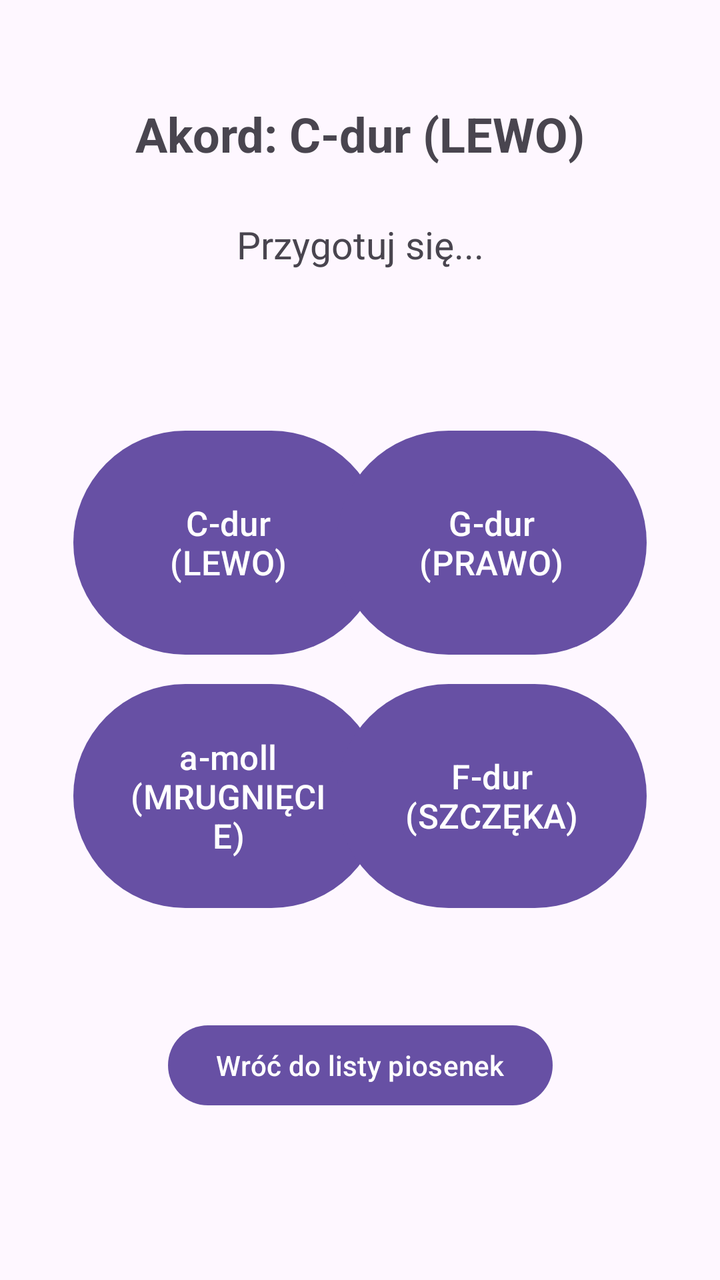
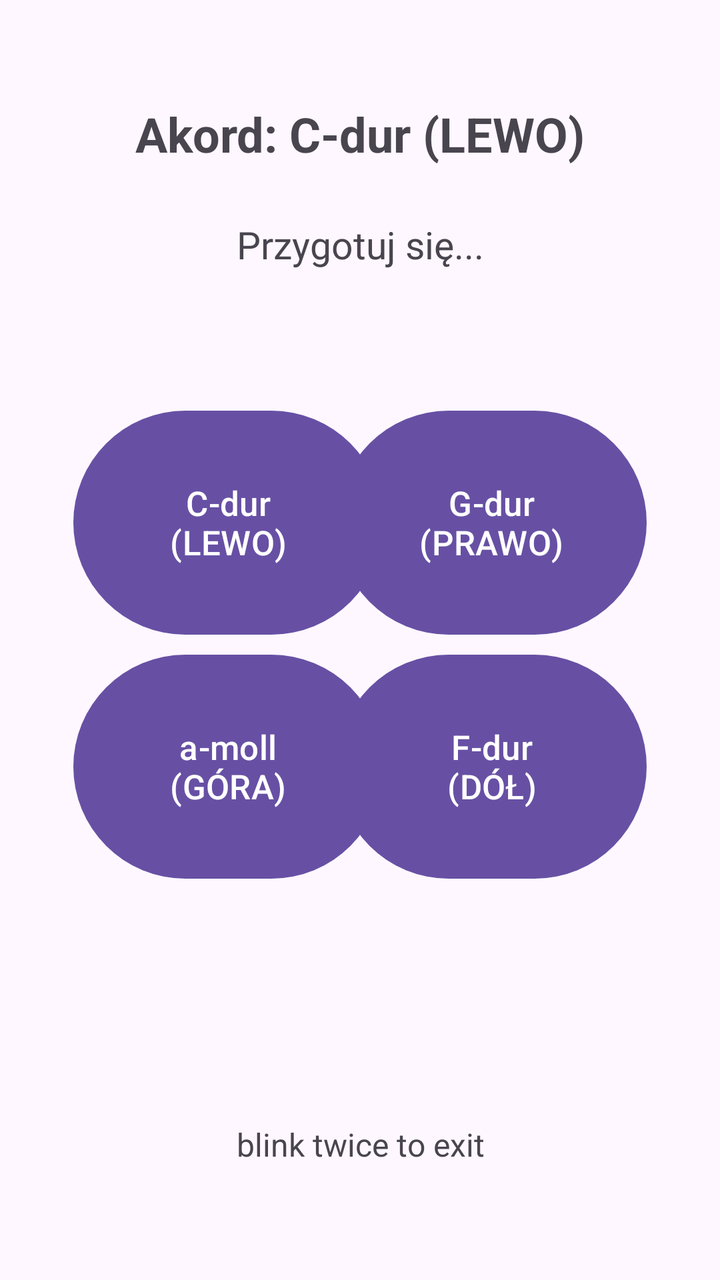

An Android layout rendered at two revisions. The XML below is the earlier revision; the diff shows what the commit changed to produce the second picture.
<!-- AndroidManifest.xml: application theme Theme.MyApplication -->
<!-- res/layout/activity_song_play.xml -->
<?xml version="1.0" encoding="utf-8"?>
<androidx.constraintlayout.widget.ConstraintLayout xmlns:android="http://schemas.android.com/apk/res/android"
    xmlns:app="http://schemas.android.com/apk/res-auto"
    xmlns:tools="http://schemas.android.com/tools"
    android:id="@+id/main"
    android:layout_width="match_parent"
    android:layout_height="match_parent"
    android:padding="16dp">

    <TextView
        android:id="@+id/chordHintText"
        android:layout_width="wrap_content"
        android:layout_height="wrap_content"
        android:text="Akord: C-dur (LEWO)"
        android:textSize="24sp"
        android:textStyle="bold"
        app:layout_constraintBottom_toBottomOf="parent"
        app:layout_constraintEnd_toEndOf="parent"
        app:layout_constraintStart_toStartOf="parent"
        app:layout_constraintTop_toTopOf="parent"
        app:layout_constraintVertical_bias="0.06" />

    <TextView
        android:id="@+id/lyricsText"
        android:layout_width="wrap_content"
        android:layout_height="wrap_content"
        android:gravity="center"
        android:text="Przygotuj się..."
        android:textSize="19sp"
        app:layout_constraintBottom_toBottomOf="parent"
        app:layout_constraintEnd_toEndOf="parent"
        app:layout_constraintStart_toStartOf="parent"
        app:layout_constraintTop_toTopOf="parent"
        app:layout_constraintVertical_bias="0.16" />

    <Button
        android:id="@+id/CdurBtn"
        android:layout_width="155dp"
        android:layout_height="120dp"
        android:text="C-dur\n(LEWO)"
        android:textSize="17sp"
        app:layout_constraintBottom_toBottomOf="parent"
        app:layout_constraintEnd_toEndOf="parent"
        app:layout_constraintHorizontal_bias="0.12"
        app:layout_constraintStart_toStartOf="parent"
        app:layout_constraintTop_toTopOf="parent"
        app:layout_constraintVertical_bias="0.40" />

    <Button
        android:id="@+id/GdurBtn"
        android:layout_width="155dp"
        android:layout_height="120dp"
        android:text="G-dur\n(PRAWO)"
        android:textSize="17sp"
        app:layout_constraintBottom_toBottomOf="parent"
        app:layout_constraintEnd_toEndOf="parent"
        app:layout_constraintHorizontal_bias="0.88"
        app:layout_constraintStart_toStartOf="parent"
        app:layout_constraintTop_toTopOf="parent"
        app:layout_constraintVertical_bias="0.40" />

    <Button
        android:id="@+id/AmolBtn"
        android:layout_width="155dp"
        android:layout_height="120dp"
        android:text="a-moll\n(MRUGNIĘCIE)"
        android:textSize="17sp"
        app:layout_constraintBottom_toBottomOf="parent"
        app:layout_constraintEnd_toEndOf="parent"
        app:layout_constraintHorizontal_bias="0.12"
        app:layout_constraintStart_toStartOf="parent"
        app:layout_constraintTop_toTopOf="parent"
        app:layout_constraintVertical_bias="0.66" />

    <Button
        android:id="@+id/FdurBtn"
        android:layout_width="155dp"
        android:layout_height="120dp"
        android:text="F-dur\n(SZCZĘKA)"
        android:textSize="17sp"
        app:layout_constraintBottom_toBottomOf="parent"
        app:layout_constraintEnd_toEndOf="parent"
        app:layout_constraintHorizontal_bias="0.88"
        app:layout_constraintStart_toStartOf="parent"
        app:layout_constraintTop_toTopOf="parent"
        app:layout_constraintVertical_bias="0.66" />

    <Button
        android:id="@+id/backBtn"
        android:layout_width="wrap_content"
        android:layout_height="wrap_content"
        android:text="Wróć do listy piosenek"
        app:layout_constraintBottom_toBottomOf="parent"
        app:layout_constraintEnd_toEndOf="parent"
        app:layout_constraintStart_toStartOf="parent"
        app:layout_constraintTop_toTopOf="parent"
        app:layout_constraintVertical_bias="0.88" />

</androidx.constraintlayout.widget.ConstraintLayout>
<!-- resources referenced by this layout -->
<resources>
  <style name="Theme.MyApplication" parent="Base.Theme.MyApplication" />
  <style name="Base.Theme.MyApplication" parent="Theme.Material3.DayNight.NoActionBar">
          
          
      </style>
</resources>

<!-- the commit's change to res/layout/activity_song_play.xml (unified diff, before → after) -->
@@ -1,8 +1,6 @@
 <?xml version="1.0" encoding="utf-8"?>
 <androidx.constraintlayout.widget.ConstraintLayout xmlns:android="http://schemas.android.com/apk/res/android"
     xmlns:app="http://schemas.android.com/apk/res-auto"
-    xmlns:tools="http://schemas.android.com/tools"
-    android:id="@+id/main"
     android:layout_width="match_parent"
     android:layout_height="match_parent"
     android:padding="16dp">
@@ -44,7 +42,7 @@
         app:layout_constraintHorizontal_bias="0.12"
         app:layout_constraintStart_toStartOf="parent"
         app:layout_constraintTop_toTopOf="parent"
-        app:layout_constraintVertical_bias="0.40" />
+        app:layout_constraintVertical_bias="0.38" />
 
     <Button
         android:id="@+id/GdurBtn"
@@ -57,43 +55,45 @@
         app:layout_constraintHorizontal_bias="0.88"
         app:layout_constraintStart_toStartOf="parent"
         app:layout_constraintTop_toTopOf="parent"
-        app:layout_constraintVertical_bias="0.40" />
+        app:layout_constraintVertical_bias="0.38" />
 
     <Button
         android:id="@+id/AmolBtn"
         android:layout_width="155dp"
         android:layout_height="120dp"
-        android:text="a-moll\n(MRUGNIĘCIE)"
+        android:text="a-moll\n(GÓRA)"
         android:textSize="17sp"
         app:layout_constraintBottom_toBottomOf="parent"
         app:layout_constraintEnd_toEndOf="parent"
         app:layout_constraintHorizontal_bias="0.12"
         app:layout_constraintStart_toStartOf="parent"
         app:layout_constraintTop_toTopOf="parent"
-        app:layout_constraintVertical_bias="0.66" />
+        app:layout_constraintVertical_bias="0.63" />
 
     <Button
         android:id="@+id/FdurBtn"
         android:layout_width="155dp"
         android:layout_height="120dp"
-        android:text="F-dur\n(SZCZĘKA)"
+        android:text="F-dur\n(DÓŁ)"
         android:textSize="17sp"
         app:layout_constraintBottom_toBottomOf="parent"
         app:layout_constraintEnd_toEndOf="parent"
         app:layout_constraintHorizontal_bias="0.88"
         app:layout_constraintStart_toStartOf="parent"
         app:layout_constraintTop_toTopOf="parent"
-        app:layout_constraintVertical_bias="0.66" />
+        app:layout_constraintVertical_bias="0.63" />
 
-    <Button
-        android:id="@+id/backBtn"
+    <TextView
+        android:id="@+id/exitHintText"
         android:layout_width="wrap_content"
         android:layout_height="wrap_content"
-        android:text="Wróć do listy piosenek"
+        android:gravity="center"
+        android:text="blink twice to exit"
+        android:textSize="16sp"
         app:layout_constraintBottom_toBottomOf="parent"
         app:layout_constraintEnd_toEndOf="parent"
         app:layout_constraintStart_toStartOf="parent"
         app:layout_constraintTop_toTopOf="parent"
-        app:layout_constraintVertical_bias="0.88" />
+        app:layout_constraintVertical_bias="0.93" />
 
 </androidx.constraintlayout.widget.ConstraintLayout>
